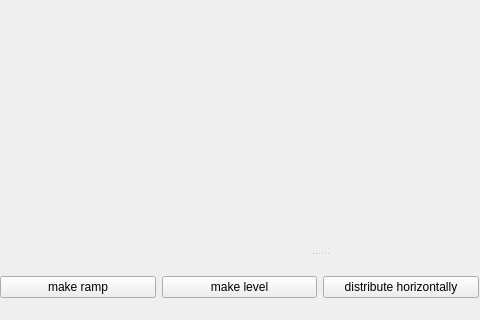
First picture: the form in TransferFunctionEditor/TransferFunctionEditor/transferfunctioneditor.ui, repository itcd/transfer-function-editor, before the edit; both pictures show x 0 to 480 and y 160 to 480 of the 640 by 480 pixel window.
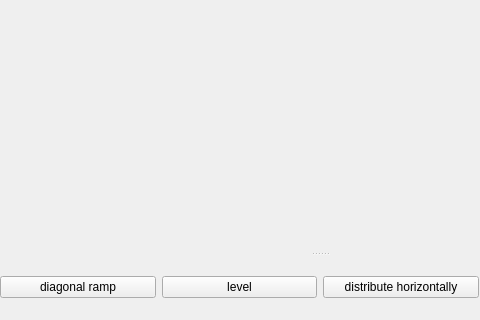
Second picture: the form after the edit.

The edit to the form file:
```diff
--- a/TransferFunctionEditor/TransferFunctionEditor/transferfunctioneditor.ui
+++ b/TransferFunctionEditor/TransferFunctionEditor/transferfunctioneditor.ui
@@ -80,14 +80,14 @@
      <item>
       <widget class="QPushButton" name="makeRampButton">
        <property name="text">
-        <string>make ramp</string>
+        <string>diagonal ramp</string>
        </property>
       </widget>
      </item>
      <item>
       <widget class="QPushButton" name="makeLevelButton">
        <property name="text">
-        <string>make level</string>
+        <string>level</string>
        </property>
       </widget>
      </item>
```
Left out of the diff: 4 changed lines with no effect on the pictures.
